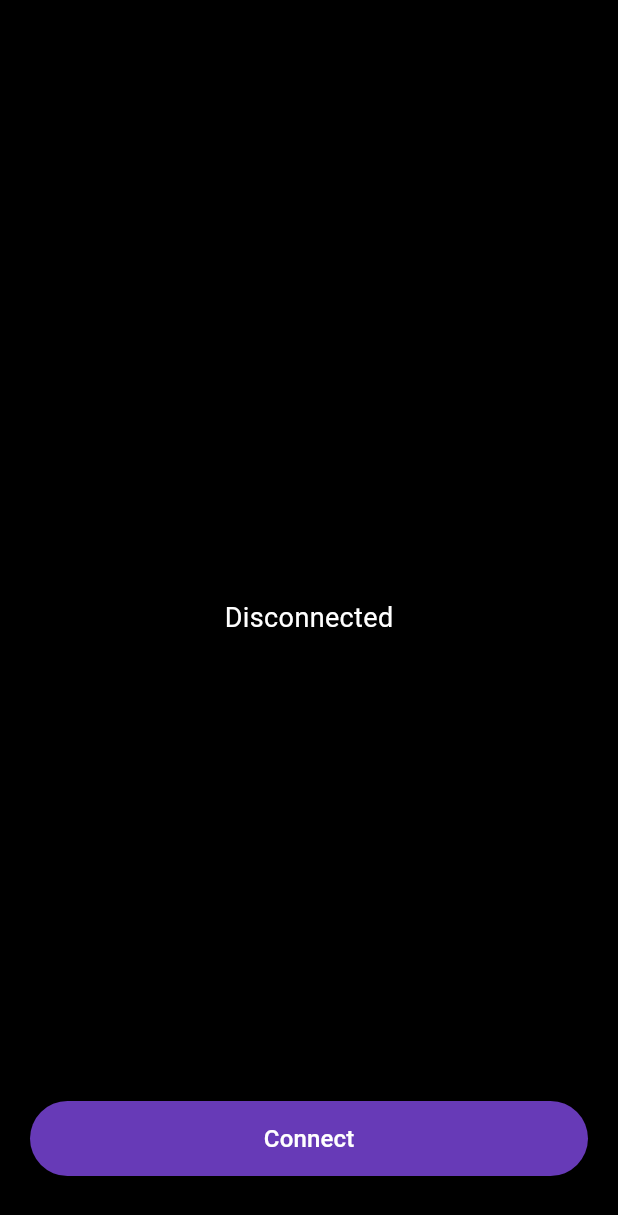
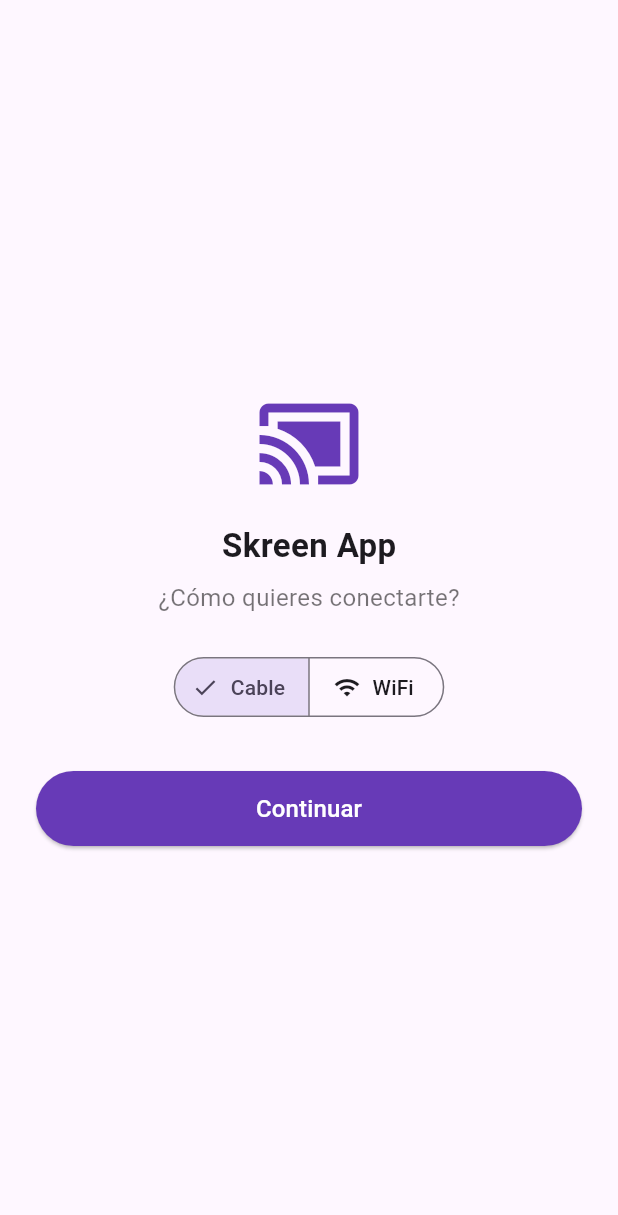
Before and after one commit to JoseLizardo21/SkreenAppMobile, a Flutter app: the screen it shows after launch, on a phone screen of 412 x 824 dp. Shown: the top 1215 px of the screen. Run offline on Flutter 3.47's test engine with Material 3 defaults, Android fonts, the phone set to English and light mode, and no system bars; our stand-ins replace wakelock_plus; missing offline and left inert: flutter_webrtc.

Commit message:
Add WiFi connection mode alongside existing USB/cable transmission
New ConnectionModeScreen lets the user pick Cable or WiFi on launch,
entering the desktop's LAN IP for WiFi. WebrtcConnection and
ControlConnection now take a configurable host (default 127.0.0.1),
so the cable path behaves exactly as before while WiFi connects
directly over the LAN instead of through the adb-reverse tunnel.

```diff
--- a/lib/main.dart
+++ b/lib/main.dart
@@ -2,6 +2,8 @@ import 'package:flutter/material.dart';
 import 'package:flutter/services.dart';
 import 'package:flutter_webrtc/flutter_webrtc.dart';
 import 'package:wakelock_plus/wakelock_plus.dart';
+import 'models/connection_mode.dart';
+import 'screens/connection_mode_screen.dart';
 import 'services/control_connection.dart';
 import 'services/webrtc_connection.dart';
 
@@ -19,13 +21,15 @@ class MyApp extends StatelessWidget {
       title: 'Skreen App',
       debugShowCheckedModeBanner: false,
       theme: ThemeData(colorScheme: ColorScheme.fromSeed(seedColor: Colors.deepPurple)),
-      home: const SkreenPage(),
+      home: const ConnectionModeScreen(),
     );
   }
 }
 
 class SkreenPage extends StatefulWidget {
-  const SkreenPage({super.key});
+  final ConnectionConfig config;
+
+  const SkreenPage({super.key, required this.config});
 
   @override
   State<SkreenPage> createState() => _SkreenPageState();
@@ -34,8 +38,10 @@ class SkreenPage extends StatefulWidget {
 class _SkreenPageState extends State<SkreenPage> {
   bool _isConnected = false;
   String _status = 'Disconnected';
-  final ControlConnection _controlConn = ControlConnection();
-  final WebrtcConnection _webrtc = WebrtcConnection();
+  late final ControlConnection _controlConn =
+      ControlConnection(host: widget.config.host);
+  late final WebrtcConnection _webrtc =
+      WebrtcConnection(host: widget.config.host);
   double _videoWidth = 1920;
   double _videoHeight = 1080;
 
--- /dev/null
+++ b/lib/models/connection_mode.dart
@@ -0,0 +1,14 @@
+enum ConnectionMode { cable, wifi }
+
+class ConnectionConfig {
+  final ConnectionMode mode;
+  final String host; // IP de la PC; en modo cable siempre '127.0.0.1' (túnel adb)
+
+  const ConnectionConfig({required this.mode, required this.host});
+
+  factory ConnectionConfig.cable() =>
+      const ConnectionConfig(mode: ConnectionMode.cable, host: '127.0.0.1');
+
+  factory ConnectionConfig.wifi(String ip) =>
+      ConnectionConfig(mode: ConnectionMode.wifi, host: ip);
+}
--- /dev/null
+++ b/lib/screens/connection_mode_screen.dart
@@ -0,0 +1,148 @@
+import 'package:flutter/material.dart';
+import 'package:flutter/services.dart';
+
+import '../main.dart';
+import '../models/connection_mode.dart';
+
+class ConnectionModeScreen extends StatefulWidget {
+  const ConnectionModeScreen({super.key});
+
+  @override
+  State<ConnectionModeScreen> createState() => _ConnectionModeScreenState();
+}
+
+class _ConnectionModeScreenState extends State<ConnectionModeScreen> {
+  static final RegExp _ipRegex =
+      RegExp(r'^(\d{1,3})\.(\d{1,3})\.(\d{1,3})\.(\d{1,3})$');
+
+  ConnectionMode _mode = ConnectionMode.cable;
+  final TextEditingController _ipController = TextEditingController();
+  String? _ipError;
+
+  @override
+  void dispose() {
+    _ipController.dispose();
+    super.dispose();
+  }
+
+  bool _isValidIp(String value) {
+    final match = _ipRegex.firstMatch(value.trim());
+    if (match == null) return false;
+    for (int i = 1; i <= 4; i++) {
+      final part = int.tryParse(match.group(i)!);
+      if (part == null || part > 255) return false;
+    }
+    return true;
+  }
+
+  void _continue() {
+    if (_mode == ConnectionMode.cable) {
+      Navigator.of(context).push(
+        MaterialPageRoute(
+          builder: (_) => SkreenPage(config: ConnectionConfig.cable()),
+        ),
+      );
+      return;
+    }
+
+    final ip = _ipController.text.trim();
+    if (!_isValidIp(ip)) {
+      setState(() => _ipError = 'Ingresa una IP válida (ej. 192.168.1.34)');
+      return;
+    }
+
+    Navigator.of(context).push(
+      MaterialPageRoute(
+        builder: (_) => SkreenPage(config: ConnectionConfig.wifi(ip)),
+      ),
+    );
+  }
+
+  @override
+  Widget build(BuildContext context) {
+    final isWifi = _mode == ConnectionMode.wifi;
+
+    return Scaffold(
+      body: SafeArea(
+        child: Center(
+          child: Padding(
+            padding: const EdgeInsets.symmetric(horizontal: 24),
+            child: Column(
+              mainAxisSize: MainAxisSize.min,
+              children: [
+                const Icon(Icons.cast_connected, size: 72, color: Colors.deepPurple),
+                const SizedBox(height: 16),
+                const Text(
+                  'Skreen App',
+                  style: TextStyle(fontSize: 22, fontWeight: FontWeight.bold),
+                ),
+                const SizedBox(height: 8),
+                const Text(
+                  '¿Cómo quieres conectarte?',
+                  style: TextStyle(fontSize: 16, color: Colors.black54),
+                ),
+                const SizedBox(height: 24),
+                SegmentedButton<ConnectionMode>(
+                  segments: const [
+                    ButtonSegment(
+                      value: ConnectionMode.cable,
+                      label: Text('Cable'),
+                      icon: Icon(Icons.usb),
+                    ),
+                    ButtonSegment(
+                      value: ConnectionMode.wifi,
+                      label: Text('WiFi'),
+                      icon: Icon(Icons.wifi),
+                    ),
+                  ],
+                  selected: {_mode},
+                  onSelectionChanged: (selection) {
+                    setState(() {
+                      _mode = selection.first;
+                      _ipError = null;
+                    });
+                  },
+                ),
+                if (isWifi) ...[
+                  const SizedBox(height: 24),
+                  const Text(
+                    'Ingresa la IP que muestra la app de escritorio en tu misma red WiFi',
+                    textAlign: TextAlign.center,
+                    style: TextStyle(fontSize: 13, color: Colors.black54),
+                  ),
+                  const SizedBox(height: 12),
+                  TextField(
+                    controller: _ipController,
+                    keyboardType: const TextInputType.numberWithOptions(),
+                    inputFormatters: [
+                      FilteringTextInputFormatter.allow(RegExp(r'[0-9.]')),
+                    ],
+                    decoration: InputDecoration(
+                      labelText: 'IP de la PC',
+                      hintText: '192.168.1.34',
+                      border: const OutlineInputBorder(),
+                      errorText: _ipError,
+                    ),
+                    onChanged: (_) {
+                      if (_ipError != null) setState(() => _ipError = null);
+                    },
+                  ),
+                ],
+                const SizedBox(height: 32),
+                ElevatedButton(
+                  onPressed: _continue,
+                  style: ElevatedButton.styleFrom(
+                    backgroundColor: Colors.deepPurple,
+                    foregroundColor: Colors.white,
+                    minimumSize: const Size(double.infinity, 50),
+                  ),
+                  child: const Text('Continuar', style: TextStyle(fontSize: 16)),
+                ),
+              ],
+            ),
+          ),
+        ),
+      ),
+    );
+  }
+}
--- a/lib/services/control_connection.dart
+++ b/lib/services/control_connection.dart
@@ -4,20 +4,24 @@ import 'dart:io';
 import 'dart:typed_data';
 
 class ControlConnection {
+  final String host;
+
+  ControlConnection({this.host = '127.0.0.1'});
+
   Socket? _socket;
   Socket? _statusSocket;
   StreamSubscription<List<int>>? _statusSub;
   void Function()? onStreamStopped;
 
   Future<void> connect() async {
-    _socket = await Socket.connect('127.0.0.1', 9003);
+    _socket = await Socket.connect(host, 9003);
     _socket!.setOption(SocketOption.tcpNoDelay, true);
     _connectStatus();
   }
 
   Future<void> _connectStatus() async {
     try {
-      _statusSocket = await Socket.connect('127.0.0.1', 9004);
+      _statusSocket = await Socket.connect(host, 9004);
       final buffer = StringBuffer();
       _statusSub = _statusSocket!.listen(
         (data) {
--- a/lib/services/webrtc_connection.dart
+++ b/lib/services/webrtc_connection.dart
@@ -5,6 +5,10 @@ import 'dart:io';
 import 'package:flutter_webrtc/flutter_webrtc.dart';
 
 class WebrtcConnection {
+  final String host;
+
+  WebrtcConnection({this.host = '127.0.0.1'});
+
   Socket? _signalingSocket;
   StreamSubscription<List<int>>? _signalingSub;
   RTCPeerConnection? _pc;
@@ -19,7 +23,9 @@ class WebrtcConnection {
       _rendererInitialized = true;
     }
 
-    // Sin STUN/TURN: todo el tráfico va por el túnel adb (loopback), forzado a ICE-TCP
+    // Sin STUN/TURN: en cable todo el tráfico va por el túnel adb (loopback,
+    // forzado a ICE-TCP); en WiFi es LAN directa entre dispositivos, sin NAT
+    // de por medio, así que tampoco hace falta STUN/TURN.
     _pc = await createPeerConnection({'iceServers': <Map<String, dynamic>>[]});
 
     _pc!.onTrack = (RTCTrackEvent event) {
@@ -40,7 +46,7 @@ class WebrtcConnection {
       onConnectionState?.call(state);
     };
 
-    _signalingSocket = await Socket.connect('127.0.0.1', 9002);
+    _signalingSocket = await Socket.connect(host, 9002);
     _signalingSocket!.setOption(SocketOption.tcpNoDelay, true);
 
     final buffer = StringBuffer();
```
